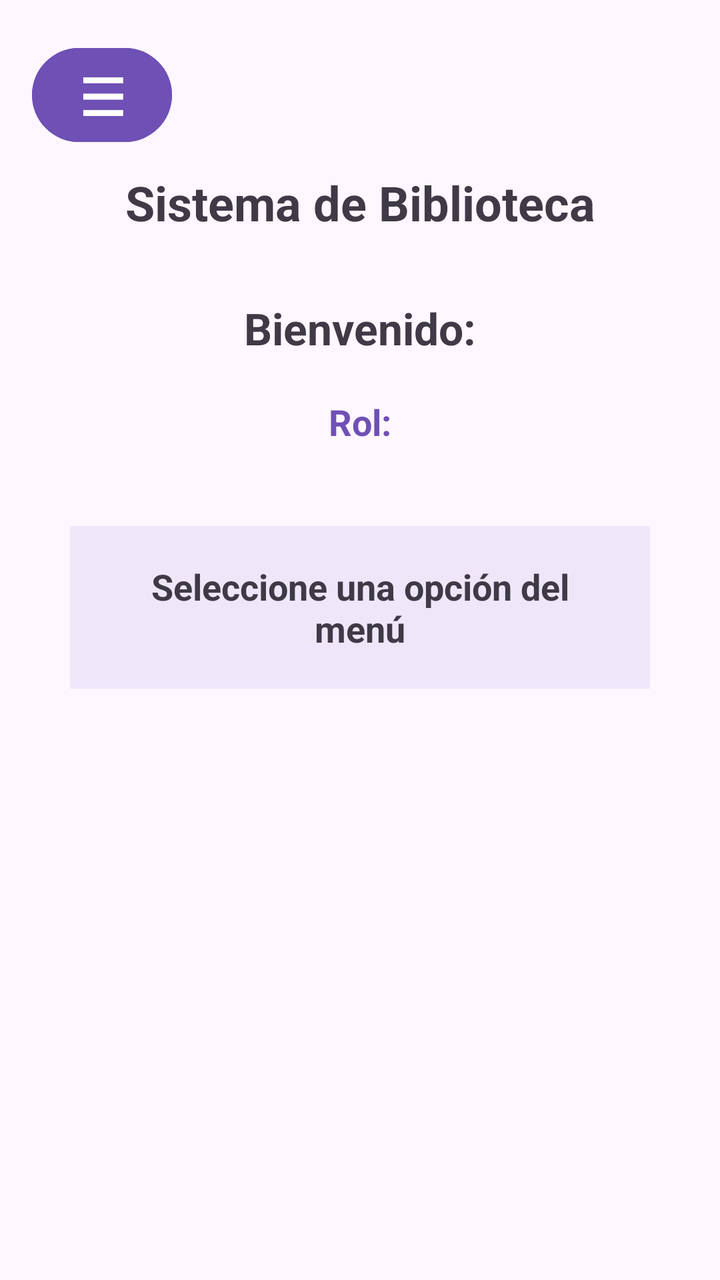
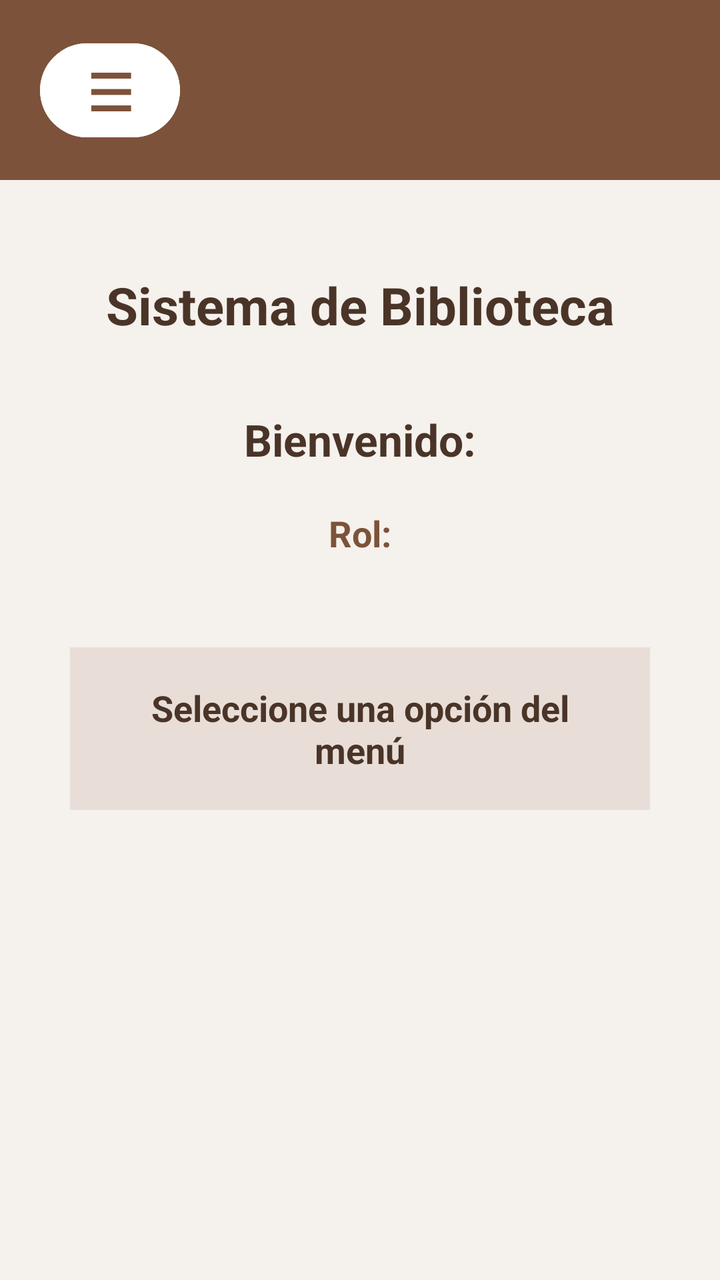

Before-and-after screenshots of an Android layout around one commit, followed by the original layout XML and the change that was made.
<!-- AndroidManifest.xml: application theme Theme.BibliotecaGrupo3 -->
<!-- res/layout/activity_dashboard.xml -->
<?xml version="1.0" encoding="utf-8"?>
<androidx.constraintlayout.widget.ConstraintLayout xmlns:android="http://schemas.android.com/apk/res/android"
    xmlns:app="http://schemas.android.com/apk/res-auto"
    xmlns:tools="http://schemas.android.com/tools"
    android:id="@+id/main"
    android:layout_width="match_parent"
    android:layout_height="match_parent"
    android:background="#FFF7FF"
    tools:context=".DashboardActivity">

    <Button
        android:id="@+id/btnMenu"
        android:layout_width="70dp"
        android:layout_height="55dp"
        android:layout_marginStart="16dp"
        android:layout_marginTop="20dp"
        android:backgroundTint="#6F50B5"
        android:onClick="mostrarMenu"
        android:text="☰"
        android:textAllCaps="false"
        android:textColor="#FFFFFF"
        android:textSize="26sp"
        android:textStyle="bold"
        app:layout_constraintStart_toStartOf="parent"
        app:layout_constraintTop_toTopOf="parent" />

    <TextView
        android:id="@+id/txtTituloDashboard"
        android:layout_width="wrap_content"
        android:layout_height="wrap_content"
        android:layout_marginStart="88dp"
        android:layout_marginTop="85dp"
        android:layout_marginEnd="88dp"
        android:text="Sistema de Biblioteca"
        android:textColor="#3F3A46"
        android:textSize="24sp"
        android:textStyle="bold"
        app:layout_constraintEnd_toEndOf="parent"
        app:layout_constraintStart_toStartOf="parent"
        app:layout_constraintTop_toTopOf="parent" />

    <TextView
        android:id="@+id/txtBienvenida"
        android:layout_width="wrap_content"
        android:layout_height="wrap_content"
        android:layout_marginStart="147dp"
        android:layout_marginTop="32dp"
        android:layout_marginEnd="147dp"
        android:text="Bienvenido:"
        android:textColor="#3F3A46"
        android:textSize="22sp"
        android:textStyle="bold"
        app:layout_constraintEnd_toEndOf="parent"
        app:layout_constraintStart_toStartOf="parent"
        app:layout_constraintTop_toBottomOf="@+id/txtTituloDashboard" />

    <TextView
        android:id="@+id/txtRol"
        android:layout_width="wrap_content"
        android:layout_height="wrap_content"
        android:layout_marginTop="20dp"
        android:text="Rol:"
        android:textColor="#6F50B5"
        android:textSize="18sp"
        android:textStyle="bold"
        app:layout_constraintEnd_toEndOf="parent"
        app:layout_constraintStart_toStartOf="parent"
        app:layout_constraintTop_toBottomOf="@+id/txtBienvenida" />

    <TextView
        android:id="@+id/txtContenido"
        android:layout_width="0dp"
        android:layout_height="wrap_content"
        android:layout_marginStart="35dp"
        android:layout_marginTop="40dp"
        android:layout_marginEnd="35dp"
        android:background="#EEE7FA"
        android:gravity="center"
        android:padding="18dp"
        android:text="Seleccione una opción del menú"
        android:textColor="#3F3A46"
        android:textSize="18sp"
        android:textStyle="bold"
        app:layout_constraintEnd_toEndOf="parent"
        app:layout_constraintHorizontal_bias="0.0"
        app:layout_constraintStart_toStartOf="parent"
        app:layout_constraintTop_toBottomOf="@+id/txtRol" />

</androidx.constraintlayout.widget.ConstraintLayout>
<!-- resources referenced by this layout -->
<resources>
  <style name="Theme.BibliotecaGrupo3" parent="Base.Theme.BibliotecaGrupo3" />
  <style name="Base.Theme.BibliotecaGrupo3" parent="Theme.Material3.DayNight.NoActionBar">
          
          
      </style>
</resources>

<!-- the commit's change to res/layout/activity_dashboard.xml (unified diff, before → after) -->
@@ -5,49 +5,55 @@
     android:id="@+id/main"
     android:layout_width="match_parent"
     android:layout_height="match_parent"
-    android:background="#FFF7FF"
+    android:background="#F5F1EC"
     tools:context=".DashboardActivity">
+
+    <View
+        android:id="@+id/topBar"
+        android:layout_width="0dp"
+        android:layout_height="90dp"
+        android:background="#7D523B"
+        app:layout_constraintEnd_toEndOf="parent"
+        app:layout_constraintStart_toStartOf="parent"
+        app:layout_constraintTop_toTopOf="parent" />
 
     <Button
         android:id="@+id/btnMenu"
         android:layout_width="70dp"
         android:layout_height="55dp"
-        android:layout_marginStart="16dp"
-        android:layout_marginTop="20dp"
-        android:backgroundTint="#6F50B5"
+        android:layout_marginStart="20dp"
+        android:backgroundTint="#FFFFFF"
         android:onClick="mostrarMenu"
         android:text="☰"
         android:textAllCaps="false"
-        android:textColor="#FFFFFF"
+        android:textColor="#7D523B"
         android:textSize="26sp"
         android:textStyle="bold"
+        app:cornerRadius="28dp"
+        app:layout_constraintBottom_toBottomOf="@+id/topBar"
         app:layout_constraintStart_toStartOf="parent"
-        app:layout_constraintTop_toTopOf="parent" />
+        app:layout_constraintTop_toTopOf="@+id/topBar" />
 
     <TextView
         android:id="@+id/txtTituloDashboard"
         android:layout_width="wrap_content"
         android:layout_height="wrap_content"
-        android:layout_marginStart="88dp"
-        android:layout_marginTop="85dp"
-        android:layout_marginEnd="88dp"
+        android:layout_marginTop="45dp"
         android:text="Sistema de Biblioteca"
-        android:textColor="#3F3A46"
-        android:textSize="24sp"
+        android:textColor="#4A3428"
+        android:textSize="26sp"
         android:textStyle="bold"
         app:layout_constraintEnd_toEndOf="parent"
         app:layout_constraintStart_toStartOf="parent"
-        app:layout_constraintTop_toTopOf="parent" />
+        app:layout_constraintTop_toBottomOf="@+id/topBar" />
 
     <TextView
         android:id="@+id/txtBienvenida"
         android:layout_width="wrap_content"
         android:layout_height="wrap_content"
-        android:layout_marginStart="147dp"
-        android:layout_marginTop="32dp"
-        android:layout_marginEnd="147dp"
+        android:layout_marginTop="35dp"
         android:text="Bienvenido:"
-        android:textColor="#3F3A46"
+        android:textColor="#4A3428"
         android:textSize="22sp"
         android:textStyle="bold"
         app:layout_constraintEnd_toEndOf="parent"
@@ -60,7 +66,7 @@
         android:layout_height="wrap_content"
         android:layout_marginTop="20dp"
         android:text="Rol:"
-        android:textColor="#6F50B5"
+        android:textColor="#7D523B"
         android:textSize="18sp"
         android:textStyle="bold"
         app:layout_constraintEnd_toEndOf="parent"
@@ -72,17 +78,16 @@
         android:layout_width="0dp"
         android:layout_height="wrap_content"
         android:layout_marginStart="35dp"
-        android:layout_marginTop="40dp"
+        android:layout_marginTop="45dp"
         android:layout_marginEnd="35dp"
-        android:background="#EEE7FA"
+        android:background="#E9DED7"
         android:gravity="center"
         android:padding="18dp"
         android:text="Seleccione una opción del menú"
-        android:textColor="#3F3A46"
+        android:textColor="#4A3428"
         android:textSize="18sp"
         android:textStyle="bold"
         app:layout_constraintEnd_toEndOf="parent"
-        app:layout_constraintHorizontal_bias="0.0"
         app:layout_constraintStart_toStartOf="parent"
         app:layout_constraintTop_toBottomOf="@+id/txtRol" />
 
